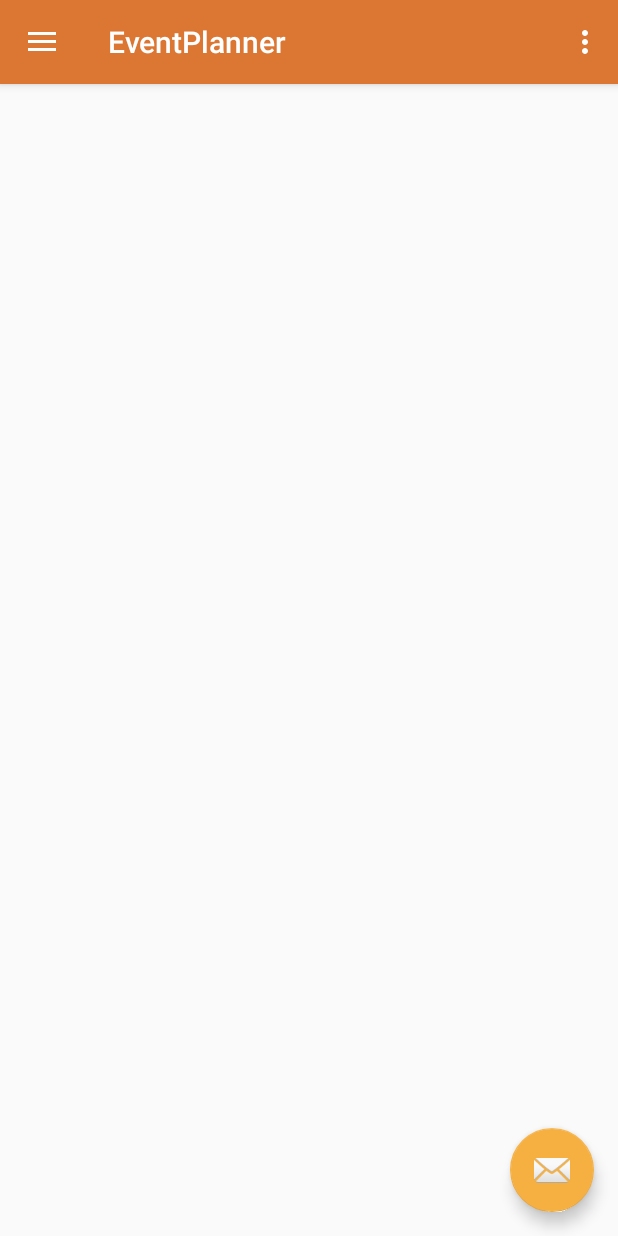
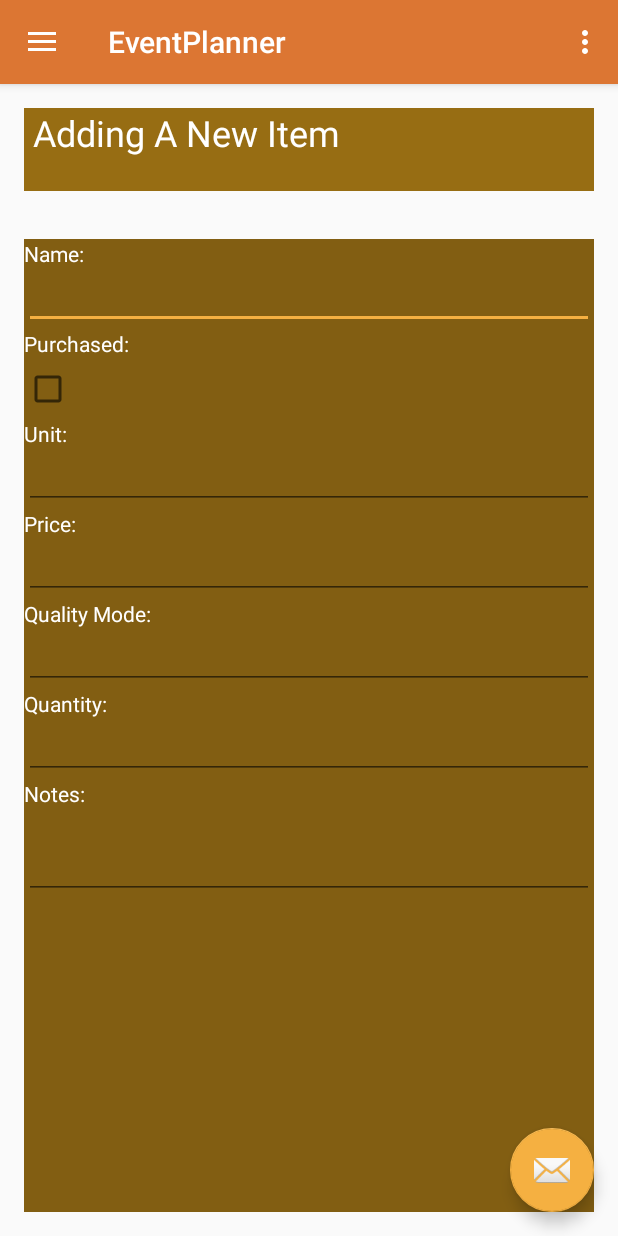
Before and after one commit to NaduniRanasinghe/Event-Planner, an Android app: the screen it shows after launch (MainActivity), in the side drawer, after a tap on "Guests", on a phone screen of 412 x 824 dp. Run offline under Robolectric (Android 15) with nearby library versions, the phone set to English and light mode, and no system bars.

Commit message:
added shopping list

```diff
--- a/app/src/main/AndroidManifest.xml
+++ b/app/src/main/AndroidManifest.xml
@@ -19,6 +19,7 @@
                 <category android:name="android.intent.category.LAUNCHER" />
             </intent-filter>
         </activity>
+        <activity android:name=".ShoppingListAdd"></activity>
     </application>
 
 </manifest>
--- a/app/src/main/java/com/projects/naduni/eventplanner/MainActivity.java
+++ b/app/src/main/java/com/projects/naduni/eventplanner/MainActivity.java
@@ -89,6 +89,8 @@ public class MainActivity extends AppCompatActivity
         } else if (id == R.id.nav_events) {
 
         } else if (id == R.id.nav_guests) {
+            ft.replace(R.id.content_frame, new ShoppingList());
+            ft.commit();
 
 
         } else if (id == R.id.nav_todo) {
--- /dev/null
+++ b/app/src/main/java/com/projects/naduni/eventplanner/ShoppingList.java
@@ -0,0 +1,22 @@
+package com.projects.naduni.eventplanner;
+
+import android.os.Bundle;
+import android.support.v4.app.Fragment;
+import android.view.LayoutInflater;
+import android.view.View;
+import android.view.ViewGroup;
+
+/**
+ * Created by Shaini Thenuwara on 8/31/2019.
+ */
+
+public class ShoppingList extends Fragment{
+
+    @Override
+    public View onCreateView(LayoutInflater inflater, ViewGroup container,
+                             Bundle savedInstanceState) {
+        View view = inflater.inflate(R.layout.activity_shopping_list_add, container, false);
+
+        return view;
+    }
+}
--- /dev/null
+++ b/app/src/main/java/com/projects/naduni/eventplanner/ShoppingListAdd.java
@@ -0,0 +1,13 @@
+package com.projects.naduni.eventplanner;
+
+import android.support.v7.app.AppCompatActivity;
+import android.os.Bundle;
+
+public class ShoppingListAdd extends AppCompatActivity {
+
+    @Override
+    protected void onCreate(Bundle savedInstanceState) {
+        super.onCreate(savedInstanceState);
+        setContentView(R.layout.activity_shopping_list_add);
+    }
+}
--- a/app/src/main/java/com/projects/naduni/eventplanner/TodoListAdd.java
+++ b/app/src/main/java/com/projects/naduni/eventplanner/TodoListAdd.java
@@ -10,7 +10,6 @@ import android.widget.EditText;
 import android.widget.Toast;
 
 import com.projects.naduni.eventplanner.Service.DatabaseHelper;
-
 
 public class TodoListAdd extends Fragment {
 
@@ -32,17 +31,14 @@ public class TodoListAdd extends Fragment {
         addNotes = (EditText)view.findViewById(R.id.addnotes);
         button = (Button) view.findViewById(R.id.todolistbutton);
         myDb = new DatabaseHelper(getActivity());
-
         button.setOnClickListener(new View.OnClickListener() {
             public void onClick(View v) {
-
                 if(myDb.insertData(addTodos.getText().toString(),addNotes.getText().toString())){
                     Toast.makeText(getActivity(),addTodos.getText().toString() +addNotes.getText().toString() , Toast.LENGTH_LONG ).show();
                 }
                 else{
                     Toast.makeText(getActivity(), "Not added an item ", Toast.LENGTH_LONG ).show();
                 }
-
             }});
         return view;
     }
--- /dev/null
+++ b/app/src/main/res/layout/activity_shopping_list_add.xml
@@ -0,0 +1,142 @@
+<?xml version="1.0" encoding="utf-8"?>
+<LinearLayout
+    xmlns:android="http://schemas.android.com/apk/res/android"
+    xmlns:app="http://schemas.android.com/apk/res-auto"
+    xmlns:tools="http://schemas.android.com/tools"
+    android:layout_width="match_parent"
+    android:layout_height="match_parent"
+    android:orientation="vertical"
+    tools:context="com.projects.naduni.eventplanner.ShoppingListAdd">
+
+    <TextView
+        android:layout_width="match_parent"
+        android:layout_height="55dp"
+        android:text=" Adding A New Item"
+        android:textAppearance="@style/TextAppearance.AppCompat.Headline"
+        android:visibility="visible"
+        android:layout_margin = "16dp"
+        android:background = "#976D13"
+        android:textColor="@color/colorwhite"/>
+
+    <LinearLayout
+        android:layout_width="match_parent"
+        android:layout_height="match_parent"
+        android:layout_margin="16dp"
+        android:orientation="vertical"
+        android:background = "#825E12"
+
+        >
+
+        <TextView
+            android:id="@+id/textView5"
+            android:layout_width="96dp"
+            android:layout_height="20dp"
+            android:text="Name:"
+            android:textColor="@color/colorwhite"/>
+
+        <EditText
+            android:id="@+id/editText2"
+            android:layout_width="match_parent"
+            android:layout_height="40dp"
+            android:ems="10"
+            android:inputType="textPersonName"
+            android:text=""
+            android:textColor="@color/colorwhite"/>
+
+        <TextView
+            android:id="@+id/textView7"
+            android:layout_width="96dp"
+            android:layout_height="20dp"
+            android:text="Purchased:"
+            android:textColor="@color/colorwhite"/>
+
+        <CheckBox
+            android:id="@+id/checkBox"
+            android:layout_width="match_parent"
+            android:layout_height="40dp"
+            android:text=""
+            android:textColor="@color/colorwhite"/>
+
+        <TextView
+            android:id="@+id/textView8"
+            android:layout_width="96dp"
+            android:layout_height="20dp"
+            android:text="Unit:"
+            android:textColor="@color/colorwhite"/>
+
+        <EditText
+            android:id="@+id/editText4"
+            android:layout_width="match_parent"
+            android:layout_height="40dp"
+            android:ems="10"
+            android:inputType="textPersonName"
+            android:text=""
+            android:textColor="@color/colorwhite"/>
+
+        <TextView
+            android:id="@+id/textView9"
+            android:layout_width="96dp"
+            android:layout_height="20dp"
+            android:text="Price:"
+            android:textColor="@color/colorwhite"/>
+
+        <EditText
+            android:id="@+id/editText5"
+            android:layout_width="match_parent"
+            android:layout_height="40dp"
+            android:ems="10"
+            android:inputType="textPersonName"
+            android:text=""
+            android:textColor="@color/colorwhite"/>
+
+        <TextView
+            android:id="@+id/textView10"
+            android:layout_width="96dp"
+            android:layout_height="20dp"
+            android:text="Quality Mode:"
+            android:textColor="@color/colorwhite"/>
+
+        <EditText
+            android:id="@+id/editText6"
+            android:layout_width="match_parent"
+            android:layout_height="40dp"
+            android:ems="10"
+            android:inputType="textPersonName"
+            android:text=""
+            android:textColor="@color/colorwhite"/>
+
+        <TextView
+            android:id="@+id/textView11"
+            android:layout_width="96dp"
+            android:layout_height="20dp"
+            android:text="Quantity:"
+            android:textColor="@color/colorwhite"/>
+
+        <EditText
+            android:id="@+id/editText7"
+            android:layout_width="match_parent"
+            android:layout_height="40dp"
+            android:ems="10"
+            android:inputType="textPersonName"
+            android:text=""
+            android:textColor="@color/colorwhite"/>
+
+        <TextView
+            android:id="@+id/textView12"
+            android:layout_width="96dp"
+            android:layout_height="20dp"
+            android:text="Notes:"
+            android:textColor="@color/colorwhite"/>
+
+        <EditText
+            android:id="@+id/editText8"
+            android:layout_width="match_parent"
+            android:layout_height="60dp"
+            android:ems="10"
+            android:inputType="textPersonName"
+            android:text=""
+            android:textColor="@color/colorwhite"/>
+
+    </LinearLayout>
+
+</LinearLayout>
--- a/app/src/main/res/values/styles.xml
+++ b/app/src/main/res/values/styles.xml
@@ -1,7 +1,7 @@
 <resources>
 
     <!-- Base application theme. -->
-    <style name="AppTheme" parent="Theme.AppCompat.Light.DarkActionBar">
+    <style name="AppTheme" parent="Theme.AppCompat.Light.NoActionBar">
         <!-- Customize your theme here. -->
         <item name="colorPrimary">@color/colorPrimary</item>
         <item name="colorPrimaryDark">@color/colorPrimaryDark</item>
```
